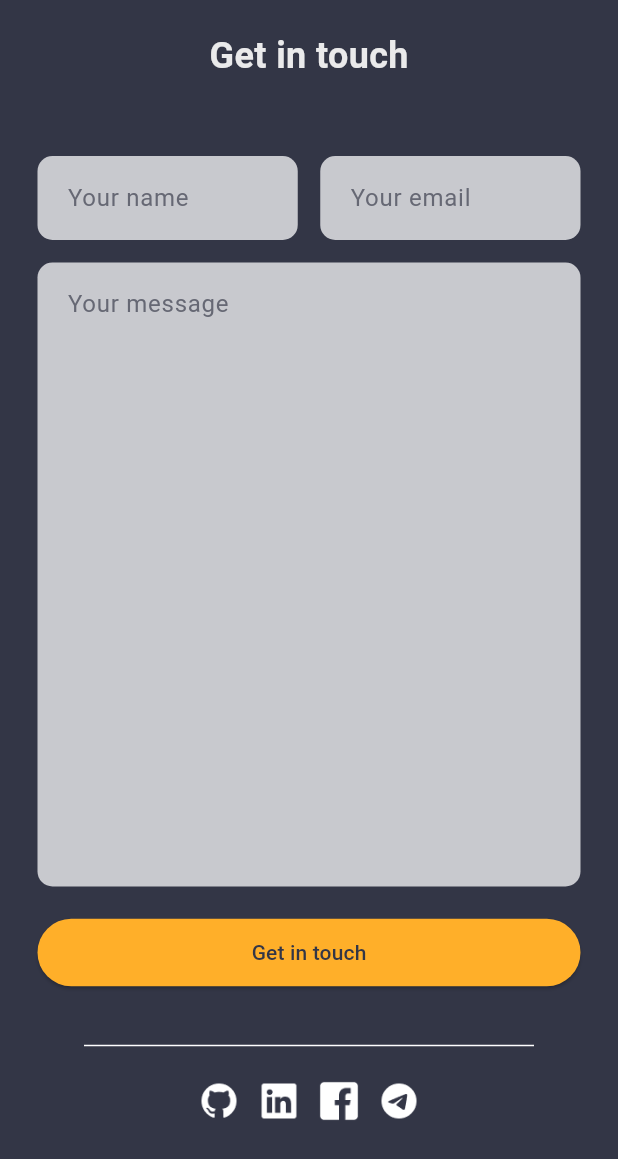
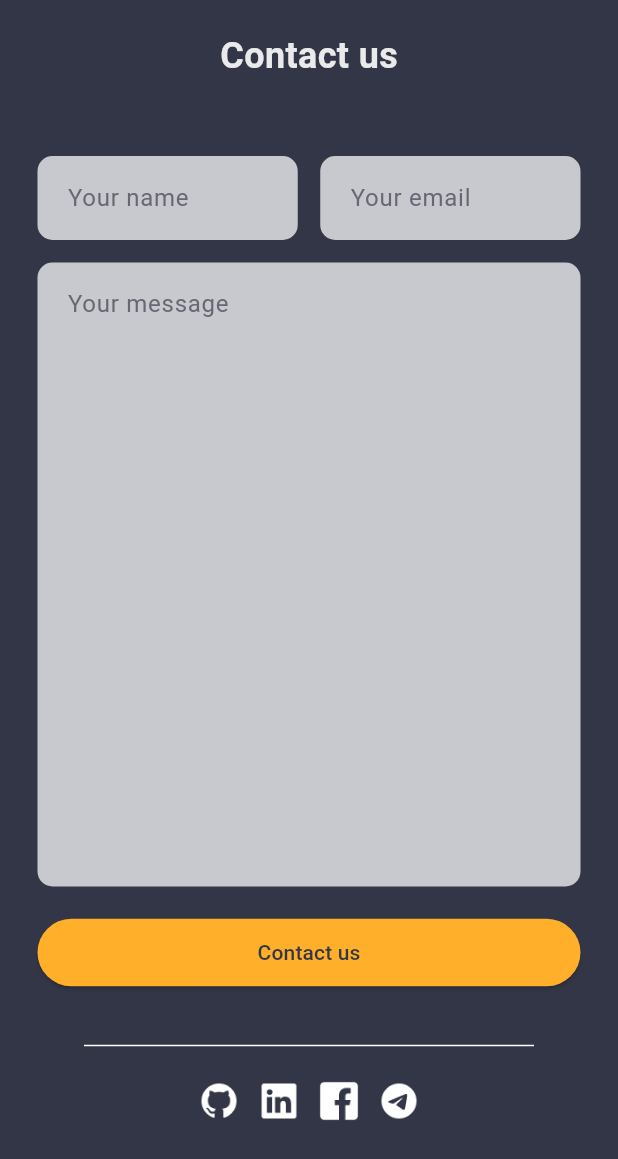
Before and after one commit to MohammadAssaf10/my_portfolio, a Flutter app: the WebContact widget shown alone on an empty page, opened directly, on a phone screen of 412 x 824 dp. Shown: the top 1159 px of the screen. Run offline on Flutter 3.47's test engine with Material 3 defaults, Android fonts, the phone set to English and light mode, and no system bars; our stand-ins replace auto_size_text, go_router.

Commit message:
web Contact

```diff
--- a/lib/ui/web/web_body.dart
+++ b/lib/ui/web/web_body.dart
@@ -1,6 +1,5 @@
 import 'package:flutter/material.dart';
 
-import '../../core/utils/constant.dart';
 import 'main_web.dart';
 import 'web_contact.dart';
 import 'web_header.dart';
--- a/lib/ui/web/web_contact.dart
+++ b/lib/ui/web/web_contact.dart
@@ -18,7 +18,7 @@ class WebContact extends StatelessWidget {
         children: [
           // title
           Text(
-            "Get in touch",
+            "Contact us",
             style: TextStyle(
               fontWeight: FontWeight.bold,
               fontSize: 24,
@@ -64,7 +64,7 @@ class WebContact extends StatelessWidget {
               width: double.maxFinite,
               child: ElevatedButton(
                 onPressed: () {},
-                child: const Text("Get in touch"),
+                child: const Text("Contact us"),
               ),
             ),
           ),
```
Also changed, not shown: lib/core/theming/my_theme_data.dart (+6 -9 lines).
